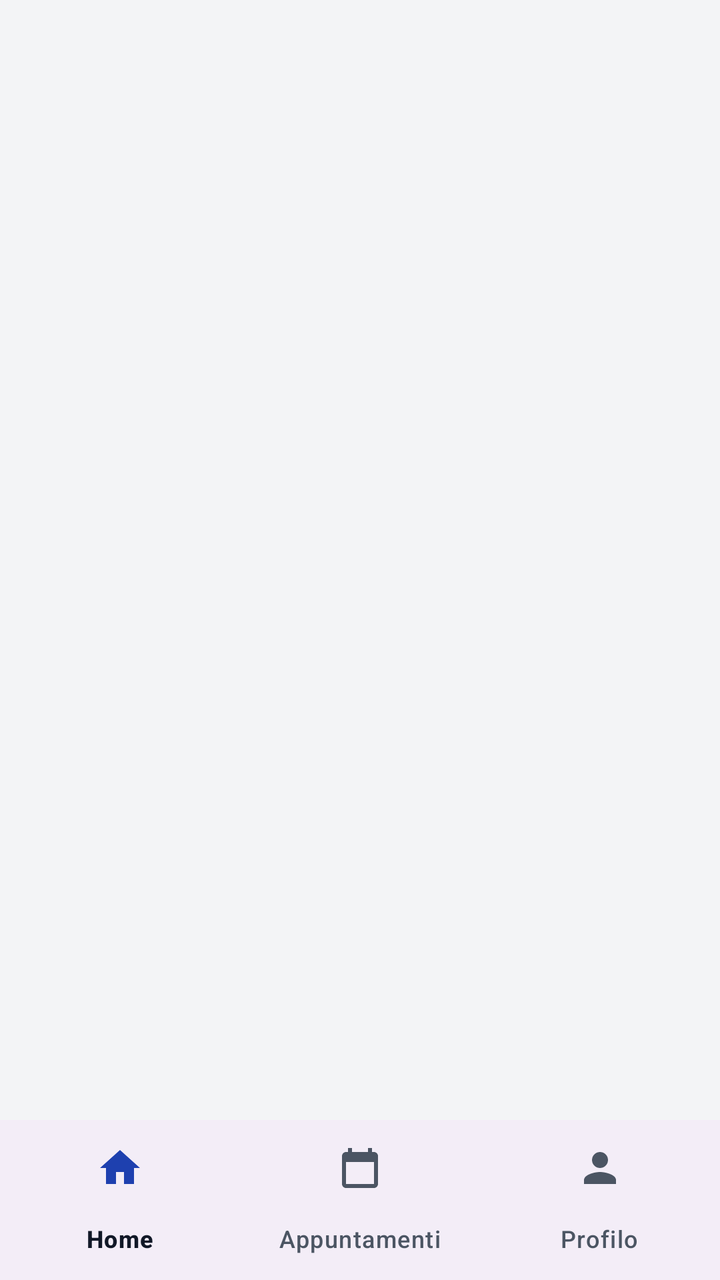
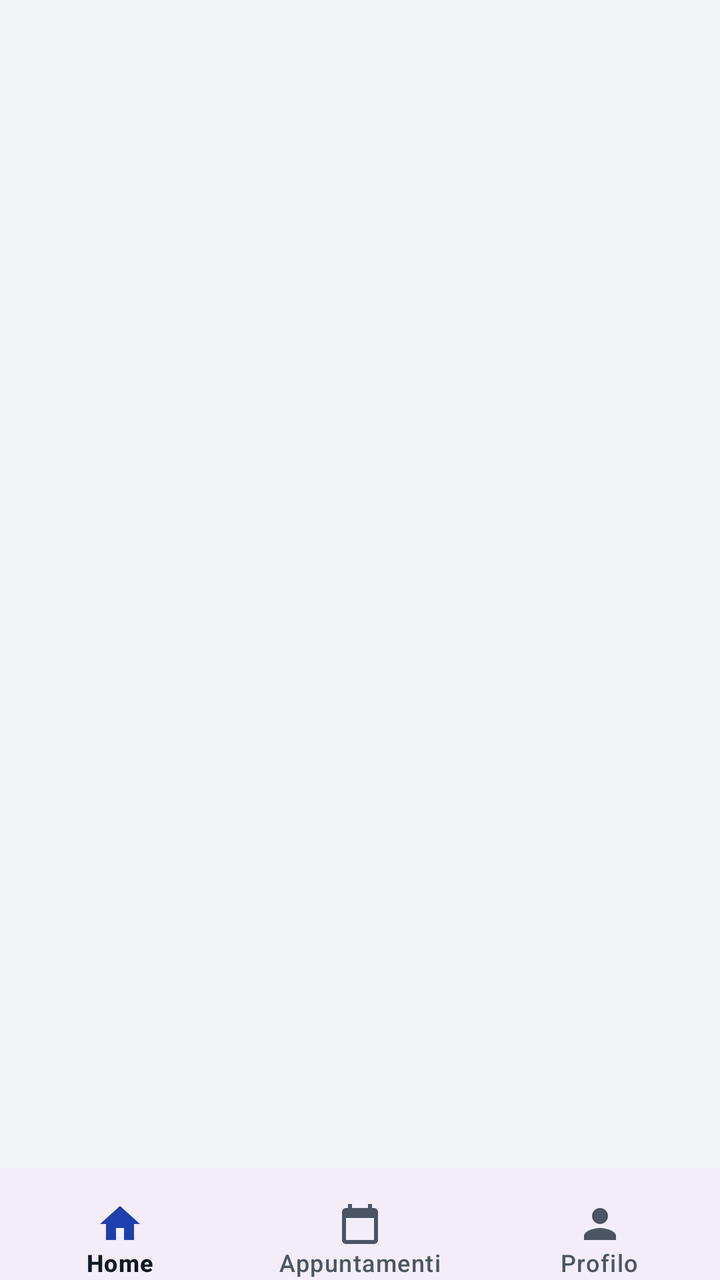

Compare the two renders of this Android layout. The source of the first and the diff that turns it into the second are given below.
<!-- AndroidManifest.xml: application theme Theme.Thevax -->
<!-- res/layout/activity_splash_screen.xml -->
<?xml version="1.0" encoding="utf-8"?>
<androidx.constraintlayout.widget.ConstraintLayout
    xmlns:android="http://schemas.android.com/apk/res/android"
    xmlns:app="http://schemas.android.com/apk/res-auto"
    xmlns:tools="http://schemas.android.com/tools"
    android:id="@+id/main"
    android:layout_width="match_parent"
    android:layout_height="match_parent"
    tools:context=".ui.SplashScreen">

    
    <FrameLayout
        android:id="@+id/tab_container"
        android:layout_width="match_parent"
        android:layout_height="0dp"
        app:layout_constraintTop_toTopOf="parent"
        app:layout_constraintBottom_toTopOf="@id/bottom_menu" />

    
    <com.google.android.material.bottomnavigation.BottomNavigationView
        android:id="@+id/bottom_menu"
        android:layout_width="match_parent"
        android:layout_height="wrap_content"
        app:layout_constraintBottom_toBottomOf="parent"
        app:menu="@menu/bottom_menu" />

</androidx.constraintlayout.widget.ConstraintLayout>
<!-- resources referenced by this layout -->
<resources>
  <style name="Theme.Thevax" parent="Base.Theme.Thevax" />
  <style name="Base.Theme.Thevax" parent="Theme.Material3.DayNight.NoActionBar">
          <item name="colorPrimary">@color/md_theme_light_primary</item>
          <item name="colorOnPrimary">@color/md_theme_light_onPrimary</item>
          <item name="colorPrimaryContainer">@color/md_theme_light_primaryContainer</item>
          <item name="colorOnPrimaryContainer">@color/md_theme_light_onPrimaryContainer</item>
          <item name="colorSecondary">@color/md_theme_light_secondary</item>
          <item name="colorOnSecondary">@color/md_theme_light_onSecondary</item>
          <item name="colorSecondaryContainer">@color/md_theme_light_secondaryContainer</item>
          <item name="colorOnSecondaryContainer">@color/md_theme_light_onSecondaryContainer</item>
  
          <item name="android:windowBackground">@color/md_theme_light_background</item>
          <item name="colorSurface">@color/md_theme_light_surface</item>
          <item name="colorOnSurface">@color/md_theme_light_onSurface</item>
          <item name="colorOnSurfaceVariant">@color/md_theme_light_onSurfaceVariant</item>
          <item name="android:editTextColor">@color/md_theme_light_onSurface</item>
  
          <item name="android:statusBarColor">@color/md_theme_light_background</item>
          <item name="android:windowLightStatusBar">true</item>
      </style>
  <color name="md_theme_light_primary">#1E40AF</color>
  <color name="md_theme_light_onPrimary">#FFFFFF</color>
  <color name="md_theme_light_primaryContainer">#DBEAFE</color>
  <color name="md_theme_light_onPrimaryContainer">#1E3A8A</color>
  <color name="md_theme_light_secondary">#3B82F6</color>
  <color name="md_theme_light_onSecondary">#FFFFFF</color>
  <color name="md_theme_light_secondaryContainer">#EFF6FF</color>
  <color name="md_theme_light_onSecondaryContainer">#1E40AF</color>
  <color name="md_theme_light_background">#F3F4F6</color>
  <color name="md_theme_light_surface">#FFFFFF</color>
  <color name="md_theme_light_onSurface">#111827</color>
  <color name="md_theme_light_onSurfaceVariant">#4B5563</color>
</resources>

<!-- the commit's change to res/layout/activity_splash_screen.xml (unified diff, before → after) -->
@@ -20,6 +20,11 @@
     <com.google.android.material.bottomnavigation.BottomNavigationView
         android:id="@+id/bottom_menu"
         android:layout_width="match_parent"
+        android:minHeight="56dp"
+        app:itemIconSize="24dp"
+        app:itemPaddingTop="16dp"
+        app:itemPaddingBottom="4dp"
+        app:labelVisibilityMode="labeled"
         android:layout_height="wrap_content"
         app:layout_constraintBottom_toBottomOf="parent"
         app:menu="@menu/bottom_menu" />
